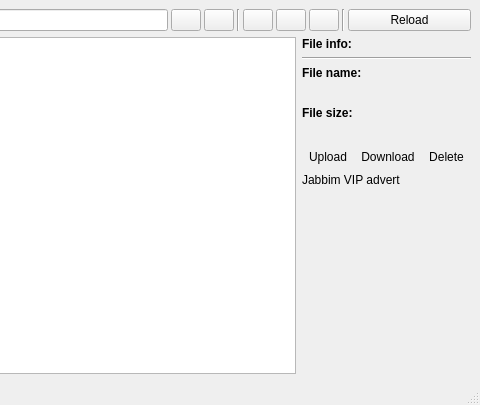
Qt form plugins/jdm/jdm_ui.ui (xmpp-graveyard/jabbim) before a commit; both pictures show x 262 to 742 and y 0 to 405 of the 742 by 405 pixel window.
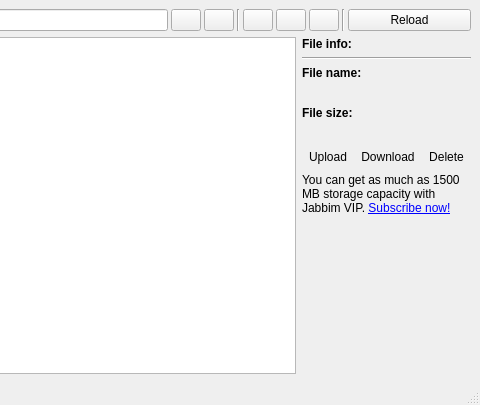
The same form after that commit. Icons and pictures are not drawn.

Commit message: reklama na VIP v JDM pro nevipaky

```diff
--- a/plugins/jdm/jdm_ui.ui
+++ b/plugins/jdm/jdm_ui.ui
@@ -23,7 +23,7 @@
     <item row="3" column="1" >
      <widget class="QLabel" name="vipInfo" >
       <property name="text" >
-       <string>Jabbim VIP advert</string>
+       <string>You can get as much as 1500 MB storage capacity with Jabbim VIP. &lt;a href="http://www.jabbim.cz/vip.html">Subscribe now!&lt;/a></string>
       </property>
       <property name="wordWrap" >
        <bool>true</bool>
```
The commit also changes 1 other file.
